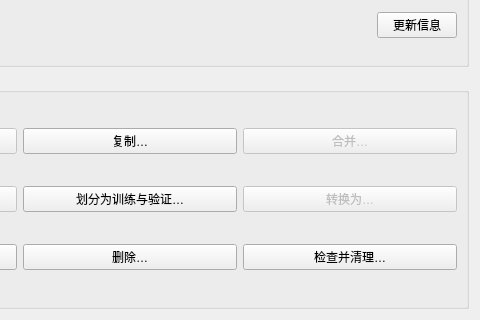
This is Ui/dataset_window.ui in yan-xiaoo/DatasetGUI as Qt 5 draws it before an edit; both pictures show x 220 to 700 and y 180 to 500 of the 700 by 500 pixel window. The edited form follows.
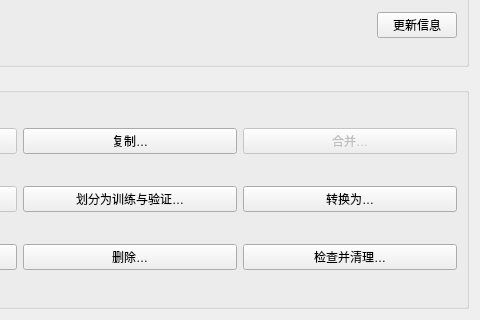
This is the edited form.

What changed in the file:
```diff
--- a/Ui/dataset_window.ui
+++ b/Ui/dataset_window.ui
@@ -169,7 +169,10 @@
       <item row="1" column="2">
        <widget class="QPushButton" name="pushButton_9">
         <property name="enabled">
-         <bool>false</bool>
+         <bool>true</bool>
+        </property>
+        <property name="toolTip">
+         <string/>
         </property>
         <property name="text">
          <string>转换为…</string>
```
Left out of the diff: 15 changed lines with no effect on the pictures.
